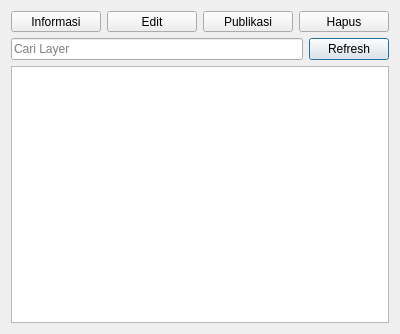
sandynagara/Palapa, file ui/publikasi_tab.ui: the form before one commit.
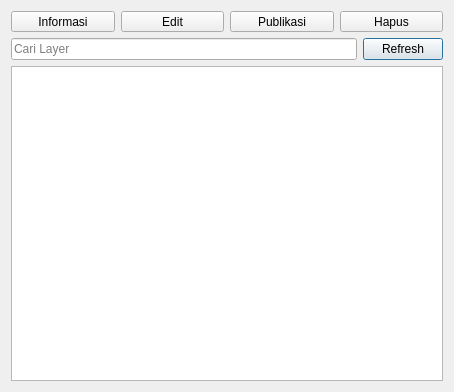
The form after the commit. Icons and pictures are not drawn. Custom widgets are drawn as their Qt base class.

```diff
--- a/ui/publikasi_tab.ui
+++ b/ui/publikasi_tab.ui
@@ -6,8 +6,8 @@
    <rect>
     <x>0</x>
     <y>0</y>
-    <width>400</width>
-    <height>334</height>
+    <width>454</width>
+    <height>392</height>
    </rect>
   </property>
   <property name="windowTitle">
@@ -107,6 +107,9 @@
          <height>35</height>
         </size>
        </property>
+       <property name="checkable">
+        <bool>false</bool>
+       </property>
        <property name="toolButtonStyle">
         <enum>Qt::ToolButtonTextUnderIcon</enum>
        </property>
```
Left out of the diff: 6 changed lines with no effect on the pictures.
